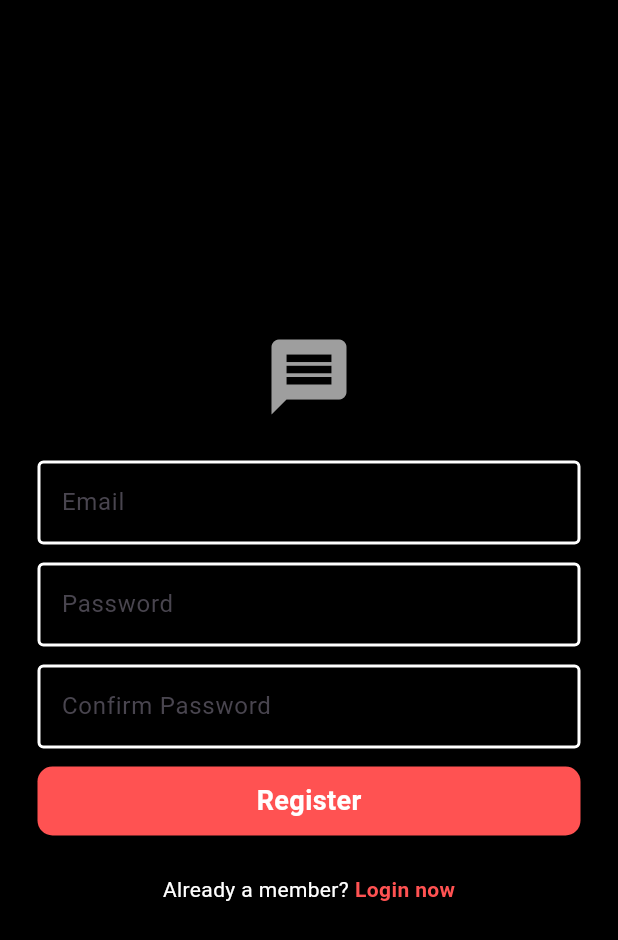
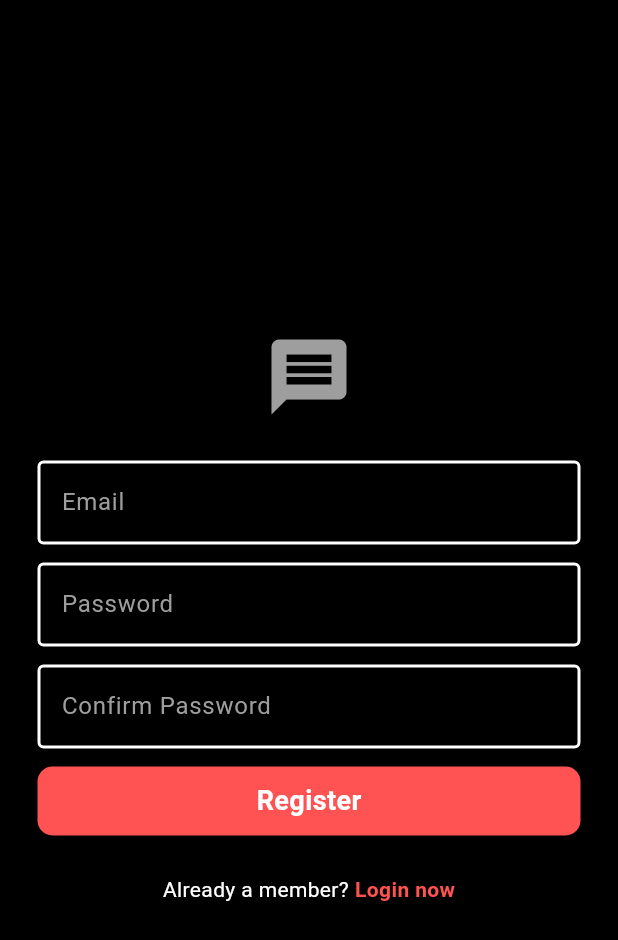
Before and after one commit to rafidrahman1/chat_app, a Flutter app: the screen it shows after launch, after a tap on "Register now", on a phone screen of 412 x 824 dp. Shown: the top 940 px of the screen. Run offline on Flutter 3.47's test engine with Material 3 defaults, Android fonts, the phone set to English and light mode, and no system bars; our stand-ins replace firebase_auth, firebase_core; accounts and stored records are empty; network calls fail.

Commit message:
theme system added

```diff
--- a/lib/components/my_button.dart
+++ b/lib/components/my_button.dart
@@ -7,17 +7,26 @@ class MyButton extends StatelessWidget {
 
   @override
   Widget build(BuildContext context) {
+    final colorScheme = Theme.of(context).colorScheme;
+
     return GestureDetector(
       onTap: onTap,
       child: Padding(
         padding: const EdgeInsets.fromLTRB(25, 6, 25, 6),
         child: Container(
           padding: EdgeInsets.all(10),
-          decoration: BoxDecoration(color: Colors.redAccent, borderRadius: BorderRadius.circular(10)),
+          decoration: BoxDecoration(
+            color: colorScheme.secondary,
+            borderRadius: BorderRadius.circular(10),
+          ),
           child: Center(
             child: Text(
               text,
-              style: TextStyle(color: Colors.white, fontWeight: FontWeight.bold, fontSize: 18),
+              style: TextStyle(
+                color: colorScheme.onSecondary,
+                fontWeight: FontWeight.bold,
+                fontSize: 18,
+              ),
             ),
           ),
         ),
--- a/lib/components/my_drawer.dart
+++ b/lib/components/my_drawer.dart
@@ -5,22 +5,30 @@ class MyDrawer extends StatelessWidget {
 
   @override
   Widget build(BuildContext context) {
+    final colorScheme = Theme.of(context).colorScheme;
+
     return Drawer(
-      backgroundColor: Colors.black,
+      backgroundColor: colorScheme.primary,
       child: ListView(
         padding: EdgeInsets.zero,
-        children: const <Widget>[
+        children: <Widget>[
           DrawerHeader(
-            decoration: BoxDecoration(color: Colors.redAccent),
-            child: Text('Deadshot', style: TextStyle(color: Colors.white, fontSize: 24)),
+            decoration: BoxDecoration(color: colorScheme.secondary),
+            child: Text(
+              'Deadshot',
+              style: TextStyle(color: colorScheme.onSecondary, fontSize: 24),
+            ),
           ),
           ListTile(
-            leading: Icon(Icons.home, color: Colors.white),
-            title: Text('Home', style: TextStyle(color: Colors.white)),
+            leading: Icon(Icons.home, color: colorScheme.onSurface),
+            title: Text('Home', style: TextStyle(color: colorScheme.onSurface)),
           ),
           ListTile(
-            leading: Icon(Icons.settings, color: Colors.white),
-            title: Text('Settings', style: TextStyle(color: Colors.white)),
+            leading: Icon(Icons.settings, color: colorScheme.onSurface),
+            title: Text(
+              'Settings',
+              style: TextStyle(color: colorScheme.onSurface),
+            ),
           ),
         ],
       ),
--- a/lib/components/my_textfield.dart
+++ b/lib/components/my_textfield.dart
@@ -4,24 +4,27 @@ class MyTextfield extends StatelessWidget {
   final String? hintText;
   final bool? obscureText;
   final TextEditingController? controller;
-  const MyTextfield({super.key, required this.hintText, this.obscureText, required this.controller});
+  const MyTextfield({
+    super.key,
+    required this.hintText,
+    this.obscureText,
+    required this.controller,
+  });
 
   @override
   Widget build(BuildContext context) {
+    final colorScheme = Theme.of(context).colorScheme;
+
     return Padding(
       padding: const EdgeInsets.fromLTRB(25, 6, 25, 6),
       child: TextField(
         obscureText: obscureText ?? false,
         controller: controller,
-        style: TextStyle(color: Colors.white),
+        style: TextStyle(color: colorScheme.onSurface),
 
         decoration: InputDecoration(
-          enabledBorder: OutlineInputBorder(borderSide: BorderSide(color: Colors.white, width: 2)),
-          focusedBorder: OutlineInputBorder(borderSide: BorderSide(color: Colors.red, width: 3)),
           hintText: hintText,
-          filled: true,
-          fillColor: Colors.black,
-          border: OutlineInputBorder(borderRadius: BorderRadius.all(Radius.circular(8))),
+          hintStyle: TextStyle(color: colorScheme.tertiary),
         ),
       ),
     );
--- a/lib/main.dart
+++ b/lib/main.dart
@@ -1,4 +1,5 @@
 import 'package:deadshot/auth/auth_gate.dart';
+import 'package:deadshot/theme/app_theme.dart';
 import 'package:firebase_core/firebase_core.dart';
 import 'package:flutter/material.dart';
 
@@ -15,6 +16,10 @@ class MyApp extends StatelessWidget {
 
   @override
   Widget build(BuildContext context) {
-    return MaterialApp(debugShowCheckedModeBanner: false, home: const AuthGate());
+    return MaterialApp(
+      debugShowCheckedModeBanner: false,
+      theme: AppTheme.darkTheme,
+      home: const AuthGate(),
+    );
   }
 }
--- a/lib/pages/login_screen.dart
+++ b/lib/pages/login_screen.dart
@@ -19,25 +19,31 @@ class LoginScreen extends StatelessWidget {
 
     //try login
     try {
-      authService.signInWithEmailAndPassword(_emailController.text, _passwordController.text);
+      authService.signInWithEmailAndPassword(
+        _emailController.text,
+        _passwordController.text,
+      );
     } catch (e) {
       showDialog(
         context: context,
-        builder: (context) => AlertDialog(title: Text('Error'), content: Text(e.toString())),
+        builder: (context) =>
+            AlertDialog(title: Text('Error'), content: Text(e.toString())),
       );
     }
   }
 
   @override
   Widget build(BuildContext context) {
+    final colorScheme = Theme.of(context).colorScheme;
+
     return Scaffold(
-      backgroundColor: Colors.black,
+      backgroundColor: colorScheme.primary,
       body: Center(
         child: Column(
           mainAxisAlignment: MainAxisAlignment.center,
           children: [
             //logo
-            Icon(Icons.message, size: 60, color: Colors.grey),
+            Icon(Icons.message, size: 60, color: colorScheme.tertiary),
 
             SizedBox(height: 20),
 
@@ -45,7 +51,11 @@ class LoginScreen extends StatelessWidget {
             MyTextfield(hintText: 'Email', controller: _emailController),
 
             //password textfield
-            MyTextfield(hintText: 'Password', obscureText: true, controller: _passwordController),
+            MyTextfield(
+              hintText: 'Password',
+              obscureText: true,
+              controller: _passwordController,
+            ),
 
             //login button
             MyButton(text: 'Login', onTap: () => login(context)),
@@ -56,13 +66,19 @@ class LoginScreen extends StatelessWidget {
             Row(
               mainAxisAlignment: MainAxisAlignment.center,
               children: [
-                Text('Not a member?', style: TextStyle(color: Colors.white)),
+                Text(
+                  'Not a member?',
+                  style: TextStyle(color: colorScheme.onSurface),
+                ),
                 SizedBox(width: 4),
                 GestureDetector(
                   onTap: onTap,
                   child: Text(
                     'Register now',
-                    style: TextStyle(color: Colors.redAccent, fontWeight: FontWeight.bold),
+                    style: TextStyle(
+                      color: colorScheme.secondary,
+                      fontWeight: FontWeight.bold,
+                    ),
                   ),
                 ),
               ],
--- a/lib/pages/register_page.dart
+++ b/lib/pages/register_page.dart
@@ -8,7 +8,8 @@ class RegisterScreen extends StatelessWidget {
   //email, password and confirm password text editing controllers
   final TextEditingController _emailController = TextEditingController();
   final TextEditingController _passwordController = TextEditingController();
-  final TextEditingController _confirmPasswordController = TextEditingController();
+  final TextEditingController _confirmPasswordController =
+      TextEditingController();
 
   final void Function()? onTap;
 
@@ -21,31 +22,40 @@ class RegisterScreen extends StatelessWidget {
     //password confirmation
     if (_passwordController.text != _confirmPasswordController.text) {
       try {
-        _auth.createUserWithEmailAndPassword(_emailController.text, _passwordController.text);
+        _auth.createUserWithEmailAndPassword(
+          _emailController.text,
+          _passwordController.text,
+        );
       } catch (e) {
         showDialog(
           context: context,
-          builder: (context) => AlertDialog(title: Text('Error'), content: Text(e.toString())),
+          builder: (context) =>
+              AlertDialog(title: Text('Error'), content: Text(e.toString())),
         );
       }
     } else {
       showDialog(
         context: context,
-        builder: (context) => AlertDialog(title: Text('Error'), content: Text('Passwords do not match')),
+        builder: (context) => AlertDialog(
+          title: Text('Error'),
+          content: Text('Passwords do not match'),
+        ),
       );
     }
   }
 
   @override
   Widget build(BuildContext context) {
+    final colorScheme = Theme.of(context).colorScheme;
+
     return Scaffold(
-      backgroundColor: Colors.black,
+      backgroundColor: colorScheme.primary,
       body: Center(
         child: Column(
           mainAxisAlignment: MainAxisAlignment.center,
           children: [
             //logo
-            Icon(Icons.message, size: 60, color: Colors.grey),
+            Icon(Icons.message, size: 60, color: colorScheme.tertiary),
 
             SizedBox(height: 20),
 
@@ -53,10 +63,18 @@ class RegisterScreen extends StatelessWidget {
             MyTextfield(hintText: 'Email', controller: _emailController),
 
             //password textfield
-            MyTextfield(hintText: 'Password', obscureText: true, controller: _passwordController),
+            MyTextfield(
+              hintText: 'Password',
+              obscureText: true,
+              controller: _passwordController,
+            ),
 
             //confirm password textfield
-            MyTextfield(hintText: 'Confirm Password', obscureText: true, controller: _confirmPasswordController),
+            MyTextfield(
+              hintText: 'Confirm Password',
+              obscureText: true,
+              controller: _confirmPasswordController,
+            ),
 
             //register button
             MyButton(text: 'Register', onTap: () => register(context)),
@@ -67,13 +85,19 @@ class RegisterScreen extends StatelessWidget {
             Row(
               mainAxisAlignment: MainAxisAlignment.center,
               children: [
-                Text('Already a member?', style: TextStyle(color: Colors.white)),
+                Text(
+                  'Already a member?',
+                  style: TextStyle(color: colorScheme.onSurface),
+                ),
                 SizedBox(width: 4),
                 GestureDetector(
                   onTap: onTap,
                   child: Text(
                     'Login now',
-                    style: TextStyle(color: Colors.redAccent, fontWeight: FontWeight.bold),
+                    style: TextStyle(
+                      color: colorScheme.secondary,
+                      fontWeight: FontWeight.bold,
+                    ),
                   ),
                 ),
               ],
--- /dev/null
+++ b/lib/theme/app_theme.dart
@@ -0,0 +1,42 @@
+import 'package:flutter/material.dart';
+
+class AppTheme {
+  AppTheme._();
+
+  // Brand color mapping:
+  // primary = black, secondary = red accent.
+  static const Color primaryBlack = Colors.black;
+  static const Color secondaryRed = Colors.redAccent;
+
+  static final ThemeData darkTheme = ThemeData(
+    brightness: Brightness.dark,
+    scaffoldBackgroundColor: primaryBlack,
+    colorScheme: const ColorScheme.dark(
+      primary: primaryBlack,
+      secondary: secondaryRed,
+      surface: primaryBlack,
+      onPrimary: Colors.white,
+      onSecondary: Colors.white,
+      onSurface: Colors.white,
+      tertiary: Colors.grey,
+    ),
+    appBarTheme: const AppBarTheme(
+      backgroundColor: primaryBlack,
+      foregroundColor: Colors.white,
+    ),
+    drawerTheme: const DrawerThemeData(backgroundColor: primaryBlack),
+    inputDecorationTheme: InputDecorationTheme(
+      filled: true,
+      fillColor: primaryBlack,
+      enabledBorder: const OutlineInputBorder(
+        borderSide: BorderSide(color: Colors.white, width: 2),
+      ),
+      focusedBorder: const OutlineInputBorder(
+        borderSide: BorderSide(color: secondaryRed, width: 3),
+      ),
+      border: const OutlineInputBorder(
+        borderRadius: BorderRadius.all(Radius.circular(8)),
+      ),
+    ),
+  );
+}
```
